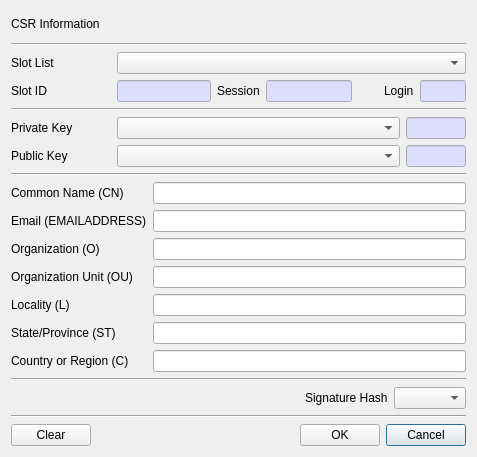
Before: the Qt Designer form CryptokiMan/make_csr_dlg.ui in jykim74/CryptokiMan, drawn with Qt 5.
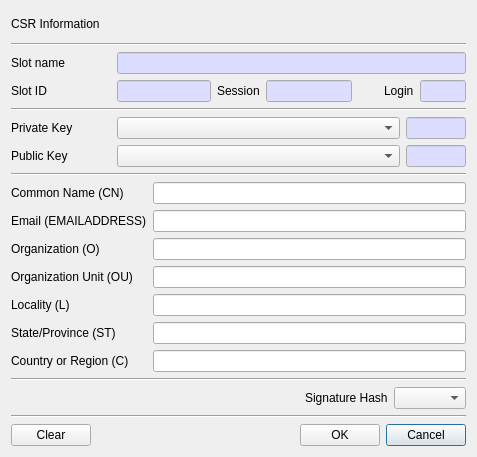
After: the same form once the commit is applied.

Commit message: Slot List 를 모두 Slot Name 변경

The edit to the form file:
```diff
--- a/CryptokiMan/make_csr_dlg.ui
+++ b/CryptokiMan/make_csr_dlg.ui
@@ -39,17 +39,41 @@
         </size>
        </property>
        <property name="text">
-        <string>Slot List</string>
+        <string>Slot name</string>
        </property>
       </widget>
      </item>
      <item row="0" column="1">
-      <widget class="QComboBox" name="mSlotsCombo">
-       <property name="sizePolicy">
-        <sizepolicy hsizetype="Expanding" vsizetype="Fixed">
-         <horstretch>0</horstretch>
-         <verstretch>0</verstretch>
-        </sizepolicy>
+      <widget class="QLineEdit" name="mSlotNameText">
+       <property name="palette">
+        <palette>
+         <active>
+          <colorrole role="Base">
+           <brush brushstyle="SolidPattern">
+            <color alpha="255">
+             <red>221</red>
+             <green>221</green>
+             <blue>255</blue>
+            </color>
+           </brush>
+          </colorrole>
+         </active>
+         <inactive>
+          <colorrole role="Base">
+           <brush brushstyle="SolidPattern">
+            <color alpha="255">
+             <red>221</red>
+             <green>221</green>
+             <blue>255</blue>
+            </color>
+           </brush>
+          </colorrole>
+         </inactive>
+         <disabled/>
+        </palette>
+       </property>
+       <property name="readOnly">
+        <bool>true</bool>
        </property>
       </widget>
      </item>
```
Left out of the diff: 1 changed line with no effect on the pictures. The commit also changes 116 other files.
